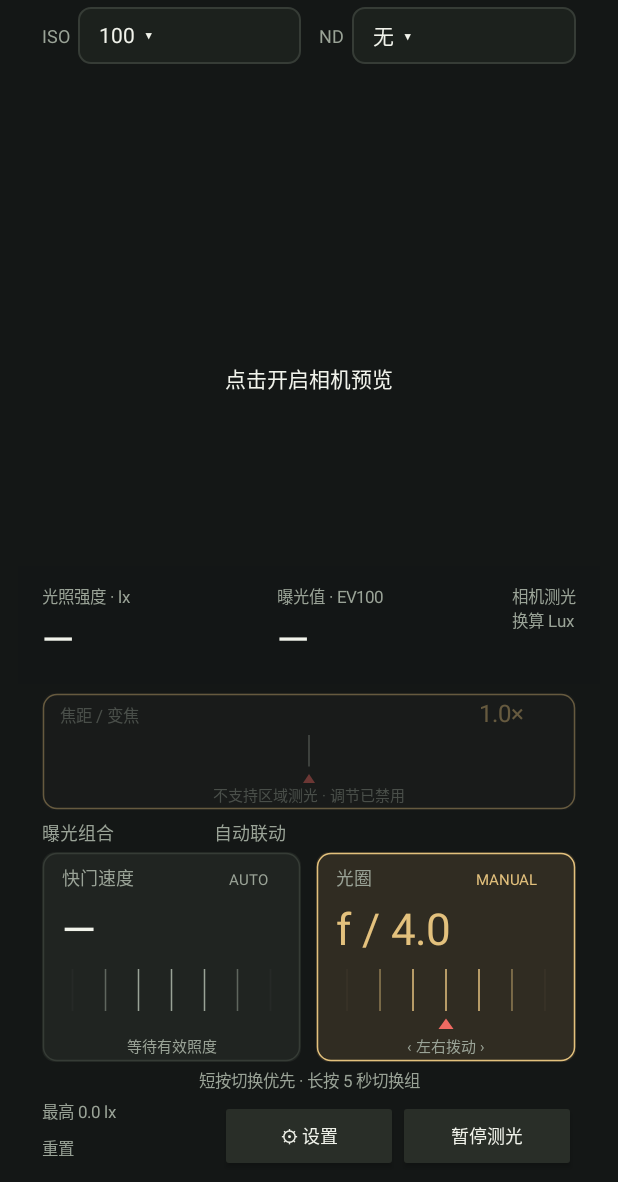
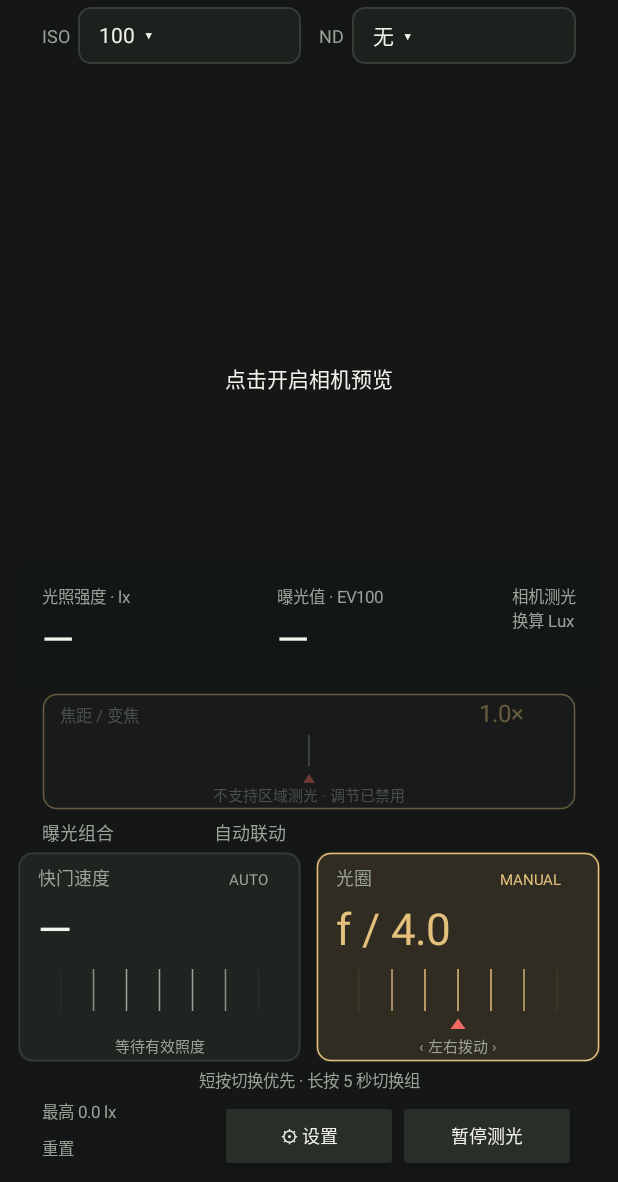
Before and after one commit to qianyu12138/Lucent-Singularity, an Android app: the screen it shows after launch (MainActivity), on a phone screen of 412 x 824 dp, the part 54-1236 px from its top. Run offline under Robolectric (Android 15) with nearby library versions, the phone set to English and light mode, and no system bars; libraries missing offline, so code that uses them is left out: androidx.camera.camera2, androidx.camera.core, androidx.camera.lifecycle, androidx.camera.view; 10 statements that could not run were skipped.

Commit message:
Align exposure dials with the camera preview edges

```diff
--- a/app/src/main/java/com/syl/lux/MainActivity.java
+++ b/app/src/main/java/com/syl/lux/MainActivity.java
@@ -101,7 +101,8 @@ LinearLayout options=new LinearLayout(this);options.setGravity(Gravity.CENTER_VE
         cameraMessage=cameraText("点击开启相机预览",14,FG);cameraMessage.setGravity(Gravity.CENTER);square.addView(cameraMessage,new FrameLayout.LayoutParams(-1,-1));cameraMessage.setOnClickListener(v->{if(checkSelfPermission(Manifest.permission.CAMERA)==PackageManager.PERMISSION_GRANTED)startCamera();else requestPermissions(new String[]{Manifest.permission.CAMERA},10);});LinearLayout.LayoutParams picture=new LinearLayout.LayoutParams(-1,0,1);picture.setMargins(-dp(16),0,-dp(16),0);root.addView(square,picture);
         zoomDial=new DialView(this);zoomDial.theme(theme);LinearLayout.LayoutParams zp=new LinearLayout.LayoutParams(-1,dp(78));zp.topMargin=dp(6);root.addView(zoomDial,zp);zoomDial.listener(new DialView.Listener(){public void manual(){}public void changed(int i){applyZoom(minZoom+i*.1f);}});
         TextView heading=text("曝光组合                         自动联动",12,MUTED);heading.setPadding(0,dp(6),0,dp(4));root.addView(heading);
-        LinearLayout dials=new LinearLayout(this);shutterDial=new DialView(this);shutterDial.theme(theme);apertureDial=new DialView(this);apertureDial.theme(theme);LinearLayout.LayoutParams left=new LinearLayout.LayoutParams(0,dp(140),1);left.setMarginEnd(dp(10));dials.addView(shutterDial,left);dials.addView(apertureDial,new LinearLayout.LayoutParams(0,dp(140),1));root.addView(dials);
+        LinearLayout dials=new LinearLayout(this);shutterDial=new DialView(this);shutterDial.theme(theme);apertureDial=new DialView(this);apertureDial.theme(theme);LinearLayout.LayoutParams left=new LinearLayout.LayoutParams(0,dp(140),1);left.setMarginEnd(dp(10));dials.addView(shutterDial,left);dials.addView(apertureDial,new LinearLayout.LayoutParams(0,dp(140),1));
+        LinearLayout.LayoutParams dialsLp=new LinearLayout.LayoutParams(-1,-2);dialsLp.setMargins(picture.leftMargin,0,picture.rightMargin,0);root.addView(dials,dialsLp);
         shutterDial.listener(new DialView.Listener(){public void selectValue(){selectExposure(false);}public void groups(){chooseGroup("t",null);}public void manual(){switchPriority(false);}public void changed(int i){seconds=ts[i];save();render();}});apertureDial.listener(new DialView.Listener(){public void selectValue(){selectExposure(true);}public void groups(){chooseGroup("f",null);}public void manual(){switchPriority(true);}public void changed(int i){aperture=fs[i];save();render();}});
         TextView hint=text("短按切换优先 · 长按 5 秒切换组",11,MUTED);hint.setGravity(Gravity.CENTER);hint.setPadding(0,dp(4),0,dp(4));root.addView(hint);
         LinearLayout footer=new LinearLayout(this);footer.setGravity(Gravity.CENTER_VERTICAL);LinearLayout peak=column();maxText=text("最高照度 — lx",11,MUTED);peak.addView(maxText);TextView reset=text("重置",11,MUTED);reset.setPadding(0,dp(8),dp(16),dp(8));reset.setOnClickListener(v->{maximum=Float.isFinite(current)?current:0;render();});peak.addView(reset);footer.addView(peak,new LinearLayout.LayoutParams(0,-2,1));Button settings=button("⚙ 设置");settings.setOnClickListener(v->showSettings());footer.addView(settings,new LinearLayout.LayoutParams(0,dp(48),1));hold=button("暂停测光");hold.setOnClickListener(v->{paused=!paused;render();});footer.addView(hold,new LinearLayout.LayoutParams(0,dp(48),1));root.addView(footer);
```
